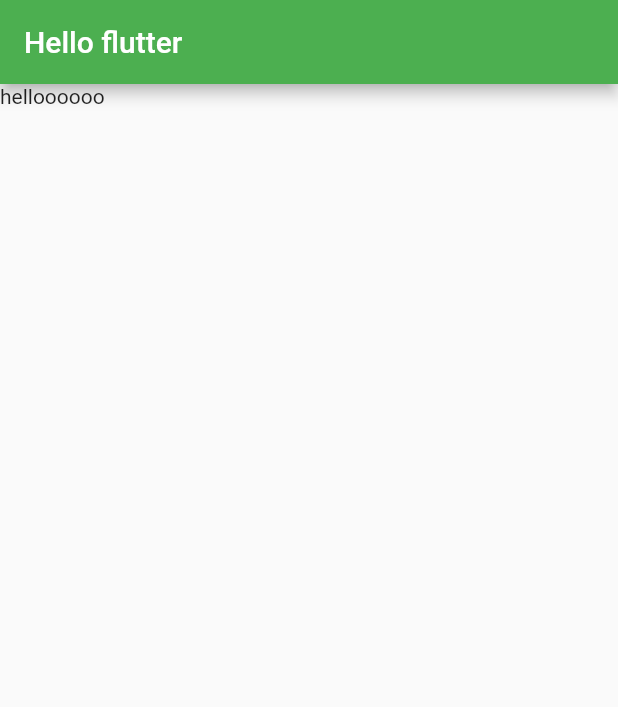
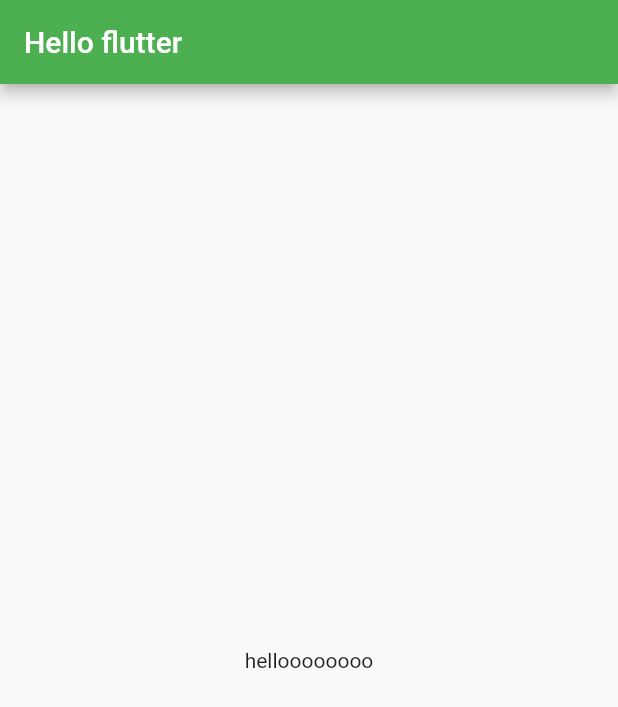
Before and after one commit to napassorn29/basic_flutter, a Flutter app: the screen it shows after launch, on a phone screen of 412 x 824 dp. Shown: the top 707 px of the screen. Run offline on Flutter 3.47's test engine with Material 2 defaults, Android fonts, the light colour scheme and no system bars.

Commit message:
center widget

```diff
--- a/basic_flutter/basic_flutter/lib/main.dart
+++ b/basic_flutter/basic_flutter/lib/main.dart
@@ -8,6 +8,8 @@ void main() {
 
 // เปลี่ยนแปลงค่าไม่ได้ = stateless
 // เปลี่ยนแปลงค่าได้ = stateful
+
+// center widget ครอบแล้วจะอยู่ตรงกลางหน้าจอ
 
 class MyApp extends StatelessWidget {
   const MyApp({super.key});
@@ -20,7 +22,9 @@ class MyApp extends StatelessWidget {
         appBar: AppBar(
           title: Text("Hello flutter"),
         ),
-        body: Text("helloooooo"),
+        body: Center(
+          child: Text("helloooooooo"),
+        ),
       ),
       theme: ThemeData(
         primarySwatch: Colors.green,
```
